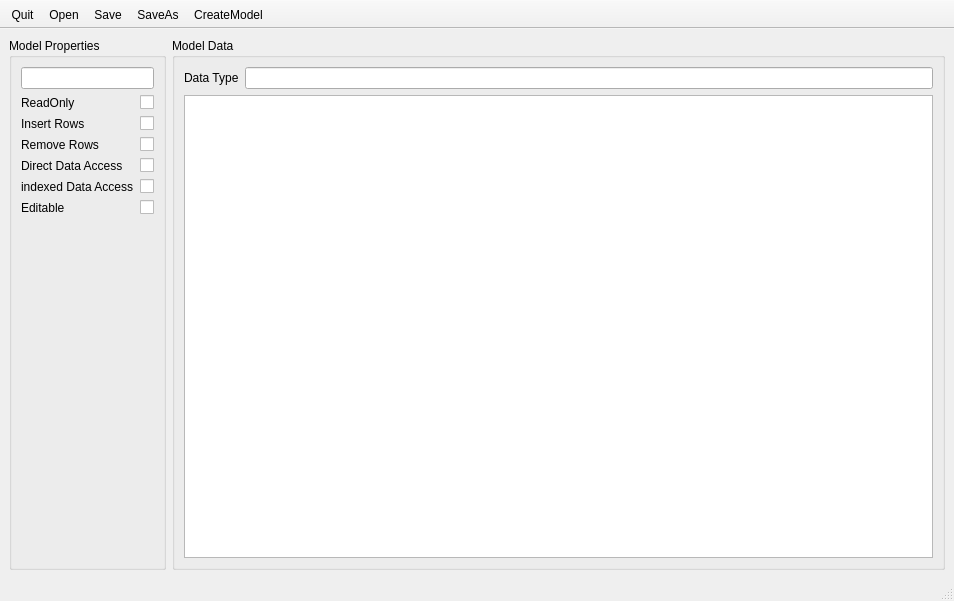
Qt form mainwindow.ui (rbehm-ibb/Qt-Model-builder) before a commit.
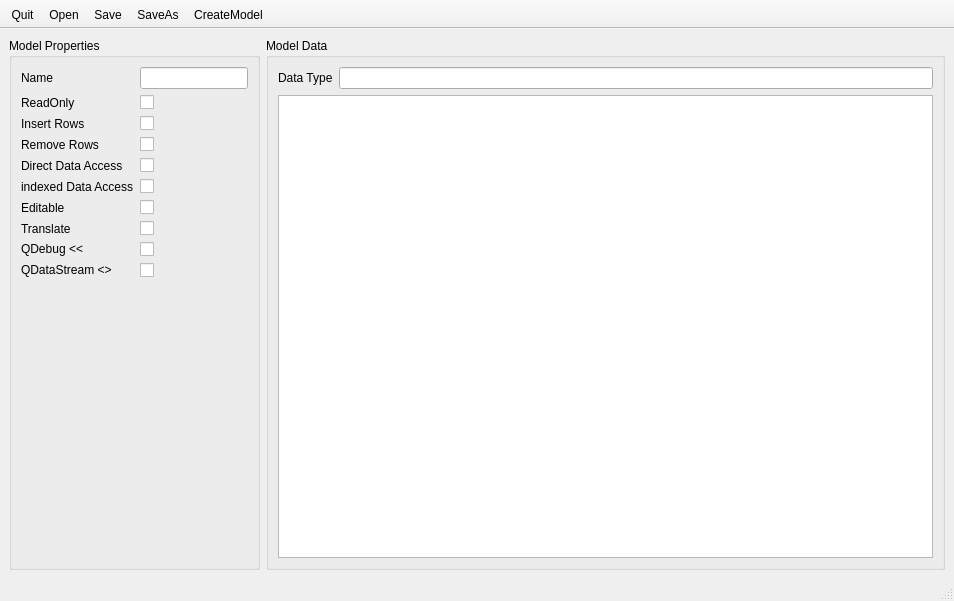
The same form after that commit. Icons and pictures are not drawn. Custom widgets are drawn as their Qt base class.

Commit message: add create functions for QDebug and QDataStream in/out

Diff of the .ui file:
```diff
--- a/mainwindow.ui
+++ b/mainwindow.ui
@@ -37,6 +37,20 @@
        <string>Model Properties</string>
       </property>
       <layout class="QFormLayout" name="formLayout">
+       <item row="0" column="0">
+        <widget class="QLabel" name="label_8">
+         <property name="text">
+          <string>Name</string>
+         </property>
+        </widget>
+       </item>
+       <item row="0" column="1">
+        <widget class="QLineEdit" name="modelName">
+         <property name="toolTip">
+          <string>&lt;html&gt;&lt;head/&gt;&lt;body&gt;&lt;p&gt;The model name. Also used for the file name to create.&lt;/p&gt;&lt;/body&gt;&lt;/html&gt;</string>
+         </property>
+        </widget>
+       </item>
        <item row="1" column="1">
         <widget class="QCheckBox" name="cbReadOnly">
          <property name="text">
@@ -122,13 +136,6 @@
          </property>
         </widget>
        </item>
-       <item row="0" column="0" colspan="2">
-        <widget class="QLineEdit" name="modelName">
-         <property name="toolTip">
-          <string>&lt;html&gt;&lt;head/&gt;&lt;body&gt;&lt;p&gt;The model name. Also used for the file name to create.&lt;/p&gt;&lt;/body&gt;&lt;/html&gt;</string>
-         </property>
-        </widget>
-       </item>
        <item row="6" column="0">
         <widget class="QLabel" name="label_2">
          <property name="toolTip">
@@ -146,6 +153,48 @@
          </property>
         </widget>
        </item>
+       <item row="7" column="0">
+        <widget class="QLabel" name="label_9">
+         <property name="text">
+          <string>Translate</string>
+         </property>
+        </widget>
+       </item>
+       <item row="7" column="1">
+        <widget class="QCheckBox" name="cbTranslate">
+         <property name="text">
+          <string/>
+         </property>
+        </widget>
+       </item>
+       <item row="9" column="0">
+        <widget class="QLabel" name="label_10">
+         <property name="text">
+          <string>QDataStream &lt;&lt;/&gt;&gt;</string>
+         </property>
+        </widget>
+       </item>
+       <item row="9" column="1">
+        <widget class="QCheckBox" name="cbDataStream">
+         <property name="text">
+          <string/>
+         </property>
+        </widget>
+       </item>
+       <item row="8" column="0">
+        <widget class="QLabel" name="label_11">
+         <property name="text">
+          <string>QDebug &lt;&lt;</string>
+         </property>
+        </widget>
+       </item>
+       <item row="8" column="1">
+        <widget class="QCheckBox" name="cbDebug">
+         <property name="text">
+          <string/>
+         </property>
+        </widget>
+       </item>
       </layout>
      </widget>
     </item>
@@ -185,7 +234,13 @@
        <item>
         <widget class="QTableView" name="dataStructView">
          <property name="contextMenuPolicy">
-          <enum>Qt::ActionsContextMenu</enum>
+          <enum>Qt::CustomContextMenu</enum>
+         </property>
+         <property name="alternatingRowColors">
+          <bool>true</bool>
+         </property>
+         <property name="selectionMode">
+          <enum>QAbstractItemView::SingleSelection</enum>
          </property>
          <attribute name="horizontalHeaderCascadingSectionResizes">
           <bool>true</bool>
@@ -321,6 +376,13 @@
    </property>
   </action>
  </widget>
+ <customwidgets>
+  <customwidget>
+   <class>TableViewWithAddDel</class>
+   <extends>QTableView</extends>
+   <header>tableviewwithadddel.h</header>
+  </customwidget>
+ </customwidgets>
  <resources>
   <include location="../../lib/utils/stdicons.qrc"/>
   <include location="logo.qrc"/>
```
Left out of the diff: 54 changed lines with no effect on the pictures. The commit also changes 11 other files.
